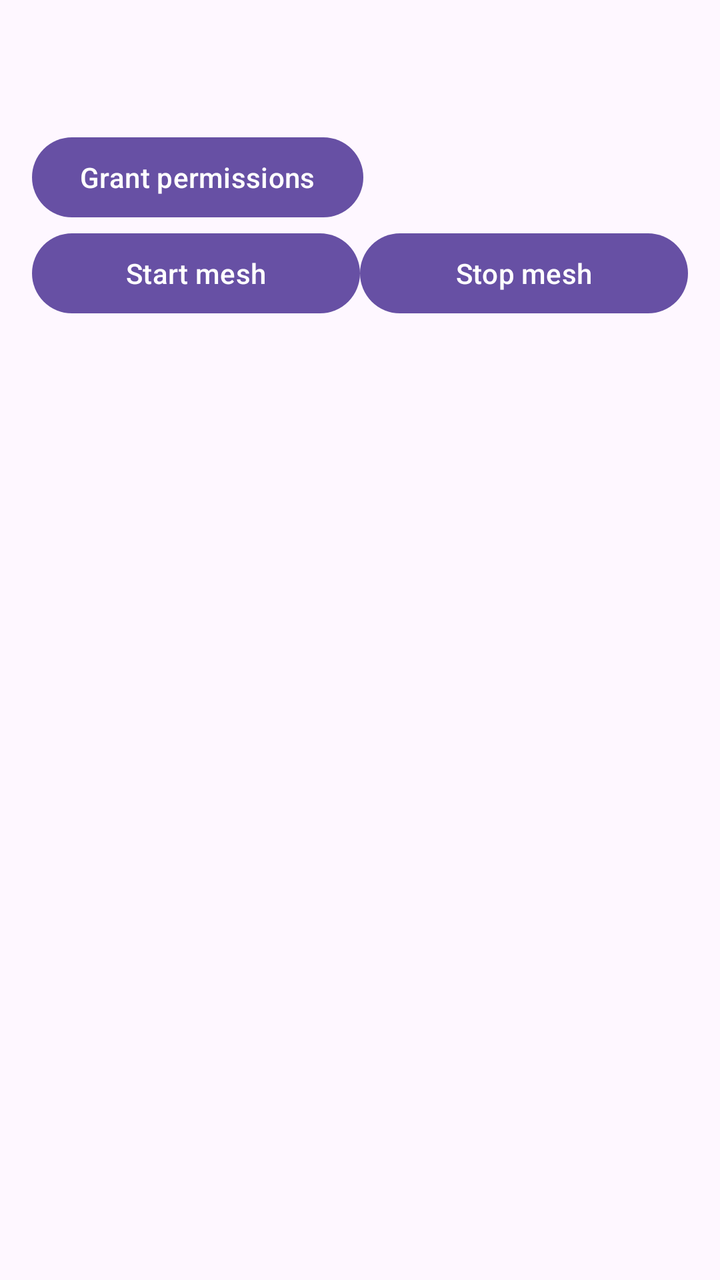
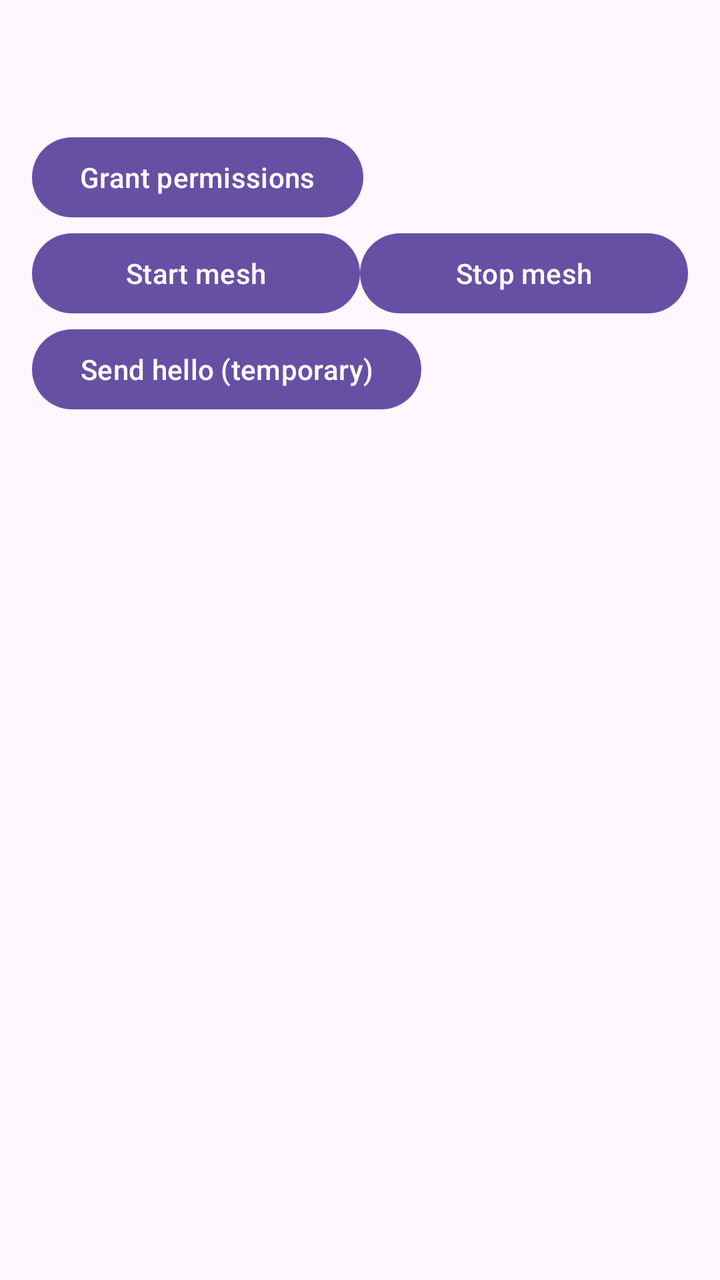

Compare the two renders of this Android layout. The source of the first and the diff that turns it into the second are given below.
<!-- AndroidManifest.xml: application theme Theme.LifeLinkMesh -->
<!-- res/layout/activity_main.xml -->
<?xml version="1.0" encoding="utf-8"?>
<LinearLayout xmlns:android="http://schemas.android.com/apk/res/android"
    android:layout_width="match_parent"
    android:layout_height="match_parent"
    android:orientation="vertical"
    android:fitsSystemWindows="true"
    android:padding="16dp">

    <TextView
        android:id="@+id/txtDevice"
        android:layout_width="wrap_content"
        android:layout_height="wrap_content"
        android:textSize="18sp" />

    <TextView
        android:id="@+id/txtStatus"
        android:layout_width="wrap_content"
        android:layout_height="wrap_content"
        android:layout_marginTop="8dp"
        android:textSize="12sp" />

    <Button
        android:id="@+id/btnGrant"
        android:layout_width="wrap_content"
        android:layout_height="wrap_content"
        android:text="Grant permissions" />

    <LinearLayout
        android:layout_width="match_parent"
        android:layout_height="wrap_content"
        android:orientation="horizontal">

        <Button
            android:id="@+id/btnStart"
            android:layout_width="0dp"
            android:layout_height="wrap_content"
            android:layout_weight="1"
            android:text="Start mesh" />

        <Button
            android:id="@+id/btnStop"
            android:layout_width="0dp"
            android:layout_height="wrap_content"
            android:layout_weight="1"
            android:text="Stop mesh" />
    </LinearLayout>

    <TextView
        android:id="@+id/txtLog"
        android:layout_width="match_parent"
        android:layout_height="wrap_content"
        android:layout_marginTop="8dp"
        android:textSize="12sp" />

    <androidx.recyclerview.widget.RecyclerView
        android:id="@+id/recyclerPeers"
        android:layout_width="match_parent"
        android:layout_height="0dp"
        android:layout_marginTop="8dp"
        android:layout_weight="1" />
</LinearLayout>
<!-- resources referenced by this layout -->
<resources>
  <style name="Theme.LifeLinkMesh" parent="Base.Theme.LifeLinkMesh" />
  <style name="Base.Theme.LifeLinkMesh" parent="Theme.Material3.DayNight.NoActionBar">
          
          
      </style>
</resources>

<!-- the commit's change to res/layout/activity_main.xml (unified diff, before → after) -->
@@ -45,6 +45,12 @@
             android:text="Stop mesh" />
     </LinearLayout>
 
+    <Button
+        android:id="@+id/btnSendHello"
+        android:layout_width="wrap_content"
+        android:layout_height="wrap_content"
+        android:text="Send hello (temporary)" />
+
     <TextView
         android:id="@+id/txtLog"
         android:layout_width="match_parent"
